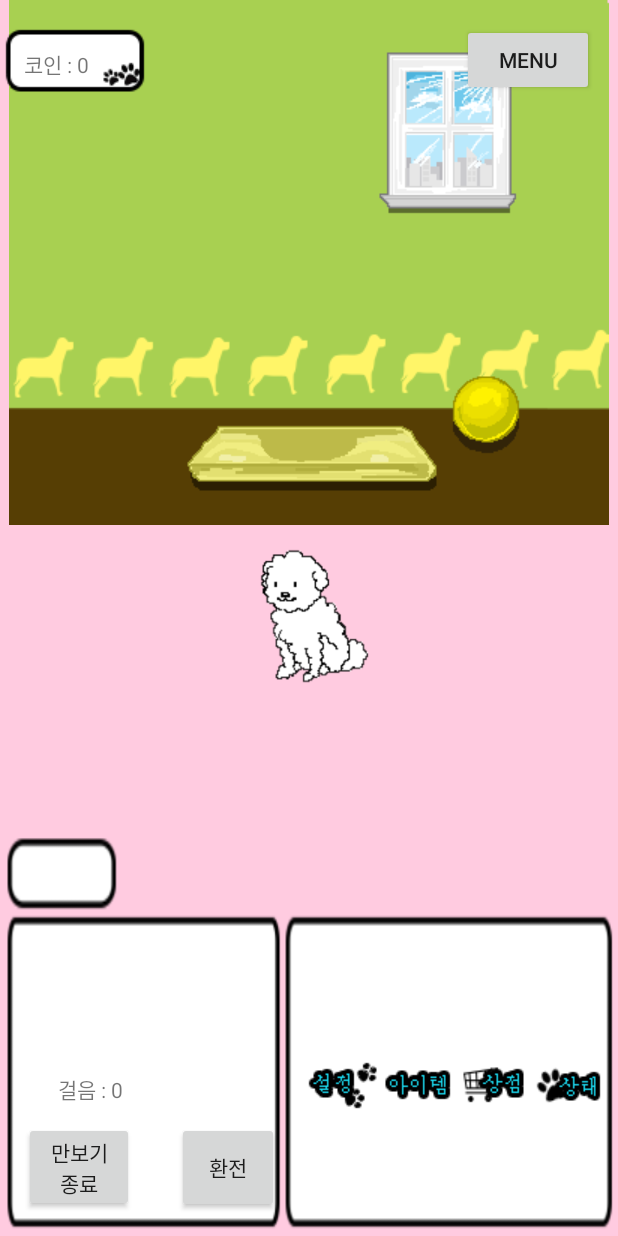
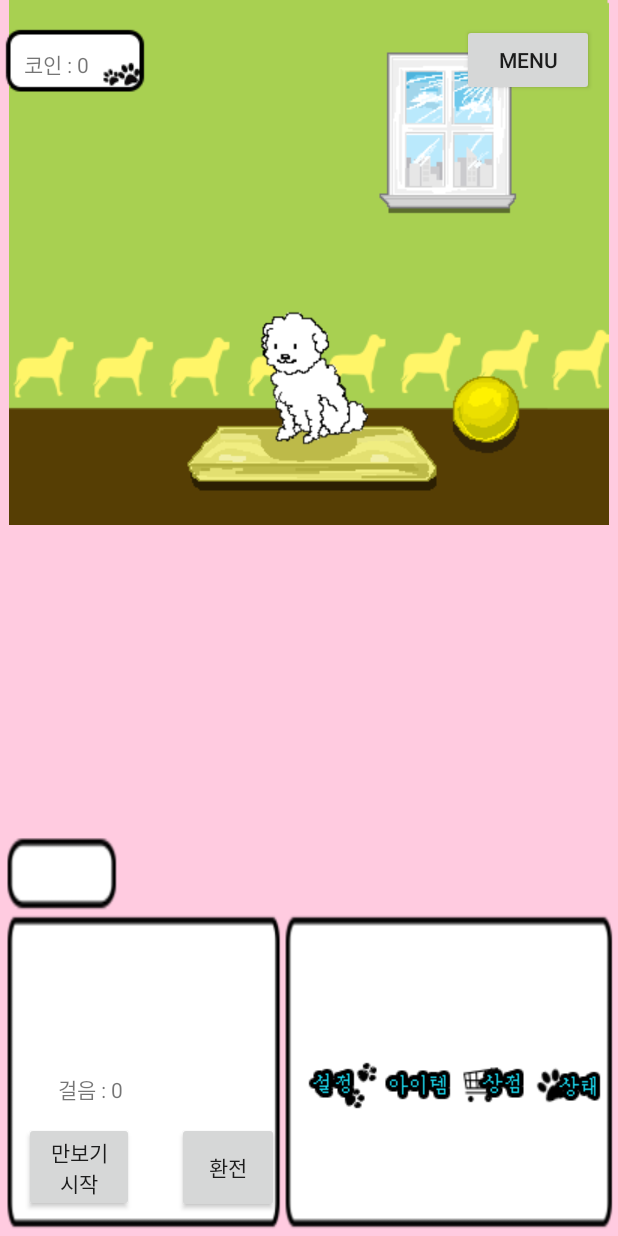
Before and after one commit to flat5u29/manbogi, an Android app: the screen it shows after launch (MainActivity), on a phone screen of 412 x 824 dp. Run offline under Robolectric (Android 15) with nearby library versions, the phone set to English and light mode, and no system bars.

Commit message:
totalStepCount 변동 없던 문제 수정

```diff
--- a/app/src/main/AndroidManifest.xml
+++ b/app/src/main/AndroidManifest.xml
@@ -1,6 +1,8 @@
 <?xml version="1.0" encoding="utf-8"?>
 <manifest xmlns:android="http://schemas.android.com/apk/res/android"
     package="com.example.gwer.manbogi">
+
+    <uses-permission android:name="android.permission.INTERNET"/>
 
     <application
         android:allowBackup="true"
--- a/app/src/main/java/com/example/gwer/manbogi/MainActivity.java
+++ b/app/src/main/java/com/example/gwer/manbogi/MainActivity.java
@@ -72,6 +72,8 @@ public class MainActivity extends Activity {
                 = new DBHelper(getApplicationContext(), "MANBORECORD.db", null, 1);
         totalStepCount = dbHelper.stepCount(getTime);
 
+        stepCount=StepCheckService.stepCount;
+        countText.setText("걸음 : "+stepCount);
 
         final SoundPool sp = new SoundPool(1, AudioManager.STREAM_MUSIC, 0);
 
@@ -85,9 +87,9 @@ public class MainActivity extends Activity {
         // 프레퍼런스(앱을 종료했다가 실행해도 데이터가 남아있음)
         SharedPreferences pref = getSharedPreferences("pre", 0);
         SharedPreferences.Editor myEditor = pref.edit();
-        //프레퍼런스에 저장됐던 코인을 가져와서 텍스트뷰에 붙여주기
+
         coin = pref.getInt("coinCount", 0);
-        cointxt.setText("코인 : " + coin);
+        cointxt.setText("코인 : "+coin);
 
 
         //메뉴버튼 클릭리스너
@@ -189,6 +191,8 @@ public class MainActivity extends Activity {
                 sp.play(exchangeSound, 1, 1, 0, 0, 1f);
 
                 coin = coin + stepCount;
+
+
                 stepCount = 0;
                 StepCheckService.stepCount=0;
                 cointxt.setText("코인 : " + coin);
@@ -217,7 +221,7 @@ public class MainActivity extends Activity {
 
         @Override
         public void onReceive(Context context, Intent intent) {
-//            totalStepCount += intent.getIntExtra("stepService", 0);
+            totalStepCount = totalStepCount+1;
             stepCount = intent.getIntExtra("stepService", 0);
             countText.setText("걸음 : " + stepCount);
 
--- a/app/src/main/java/com/example/gwer/manbogi/StepCheckService.java
+++ b/app/src/main/java/com/example/gwer/manbogi/StepCheckService.java
@@ -21,7 +21,7 @@ public class StepCheckService extends Service implements SensorEventListener {
     private float lastZ;
 
     private float x, y, z;
-    private static final int SHAKE_THRESHOLD = 1000;
+    private static final int SHAKE_THRESHOLD = 1100;
 
     static int stepCount=0;
 
--- a/app/src/main/java/com/example/gwer/manbogi/Store.java
+++ b/app/src/main/java/com/example/gwer/manbogi/Store.java
@@ -20,11 +20,17 @@ public class Store extends AppCompatActivity {
     Button btn30, btn60, btn90, buy;
     TextView totalCost;
 
+    LinearLayout itemLayout;
+
+    Button[] items;
+
+
     @Override
     protected void onCreate(Bundle savedInstanceState) {
         super.onCreate(savedInstanceState);
         setContentView(R.layout.activity_store);
 
+        itemLayout = (LinearLayout)findViewById(R.id.itemLayout);
 
         btn30 = (Button) findViewById(R.id.btn30);
         btn60 = (Button) findViewById(R.id.btn60);
--- a/app/src/main/res/layout/activity_main.xml
+++ b/app/src/main/res/layout/activity_main.xml
@@ -21,13 +21,13 @@
         android:id="@+id/imageView"
         android:layout_width="wrap_content"
         android:layout_height="156dp"
-        android:layout_marginBottom="160dp"
+        android:layout_marginBottom="8dp"
         android:layout_marginTop="160dp"
-        app:layout_constraintBottom_toBottomOf="@+id/linearLayout"
+        android:src="@drawable/dog"
+        app:layout_constraintBottom_toBottomOf="@+id/imageView3"
         app:layout_constraintEnd_toEndOf="parent"
         app:layout_constraintStart_toStartOf="parent"
-        app:layout_constraintTop_toTopOf="@+id/cointxt"
-       android:src="@drawable/dog" />
+        app:layout_constraintTop_toTopOf="@+id/cointxt" />
 
     <ImageView
         android:id="@+id/imageView2"
@@ -140,7 +140,7 @@
         android:layout_marginBottom="16dp"
         android:layout_marginLeft="16dp"
         android:layout_marginStart="16dp"
-        android:text="만보기종료"
+        android:text="만보기시작"
         app:layout_constraintBottom_toBottomOf="parent"
         app:layout_constraintStart_toStartOf="parent" />
 
```
Also changed, not shown: app/src/main/res/layout/activity_store.xml (+36 -3 lines), app/src/main/assets/manbogi.db (added).
